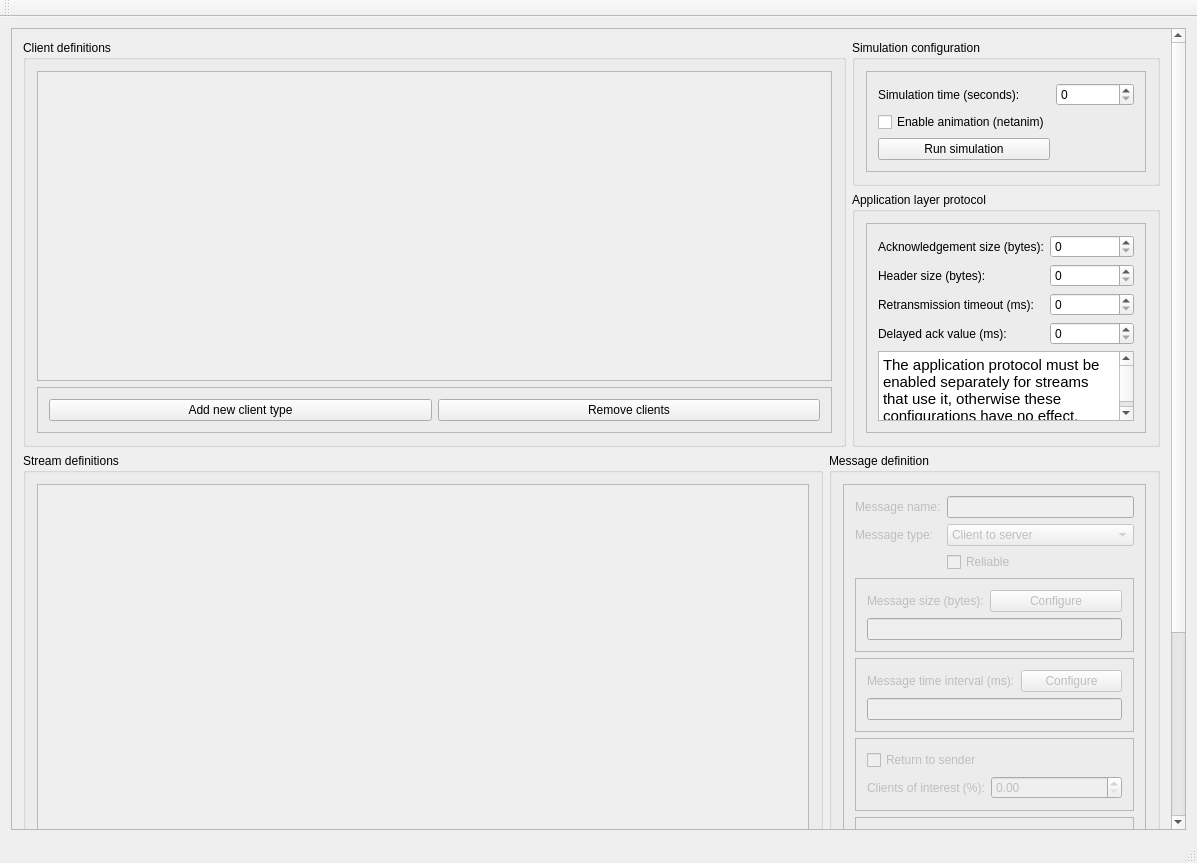
Above: GUI/mainwindow.ui from Chiru/NVE_Simulation before the change. Below: the same form after it.
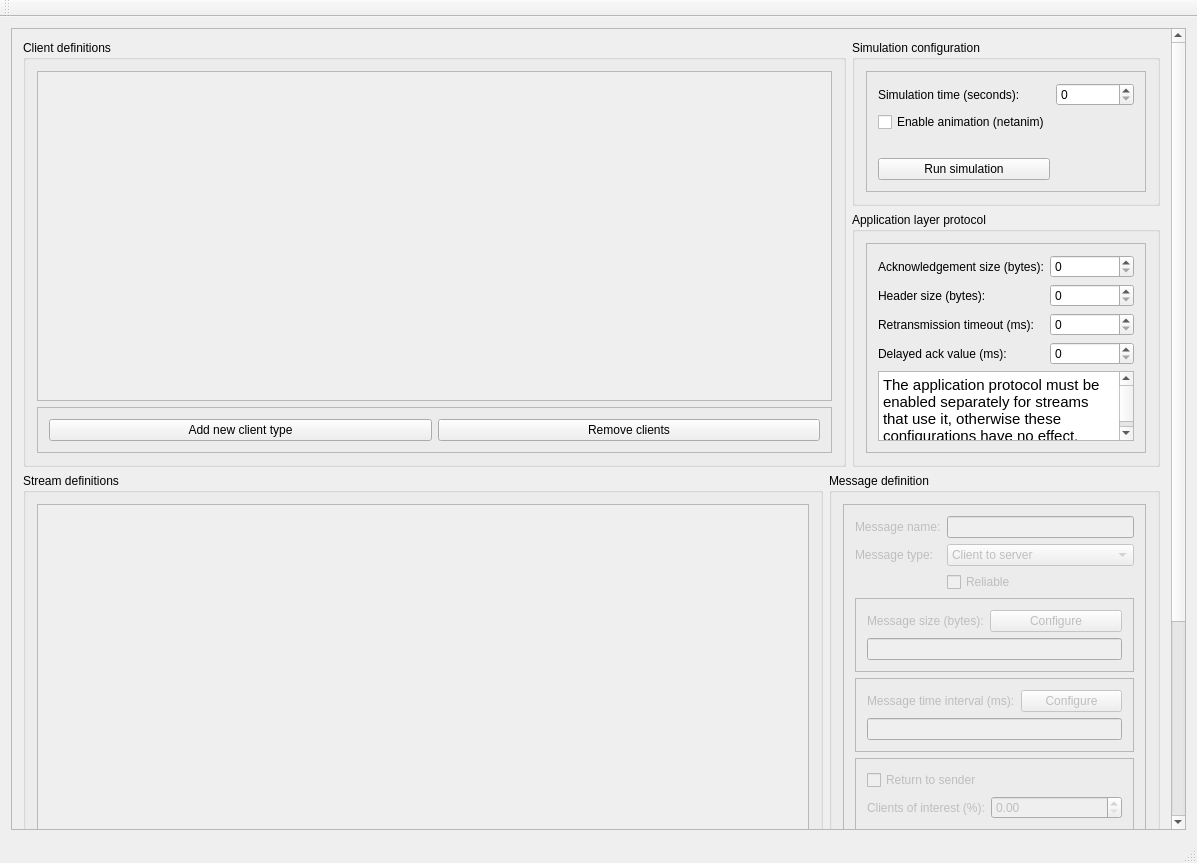
That is the form after the change.

Patch:
```diff
--- a/GUI/mainwindow.ui
+++ b/GUI/mainwindow.ui
@@ -32,7 +32,7 @@
          <x>0</x>
          <y>0</y>
          <width>1161</width>
-         <height>1101</height>
+         <height>1124</height>
         </rect>
        </property>
        <layout class="QGridLayout" name="gridLayout_5">
@@ -53,7 +53,7 @@
                 <x>0</x>
                 <y>0</y>
                 <width>783</width>
-                <height>325</height>
+                <height>348</height>
                </rect>
               </property>
              </widget>
@@ -109,7 +109,7 @@
               <enum>QFrame::Raised</enum>
              </property>
              <layout class="QGridLayout" name="gridLayout_2">
-              <item row="2" column="0">
+              <item row="3" column="0">
                <widget class="QPushButton" name="executeButton">
                 <property name="text">
                  <string>Run simulation</string>
@@ -137,6 +137,13 @@
                 </property>
                </widget>
               </item>
+              <item row="2" column="0" colspan="2">
+               <widget class="QLabel" name="executionError">
+                <property name="text">
+                 <string> </string>
+                </property>
+               </widget>
+              </item>
              </layout>
             </widget>
            </item>
```
